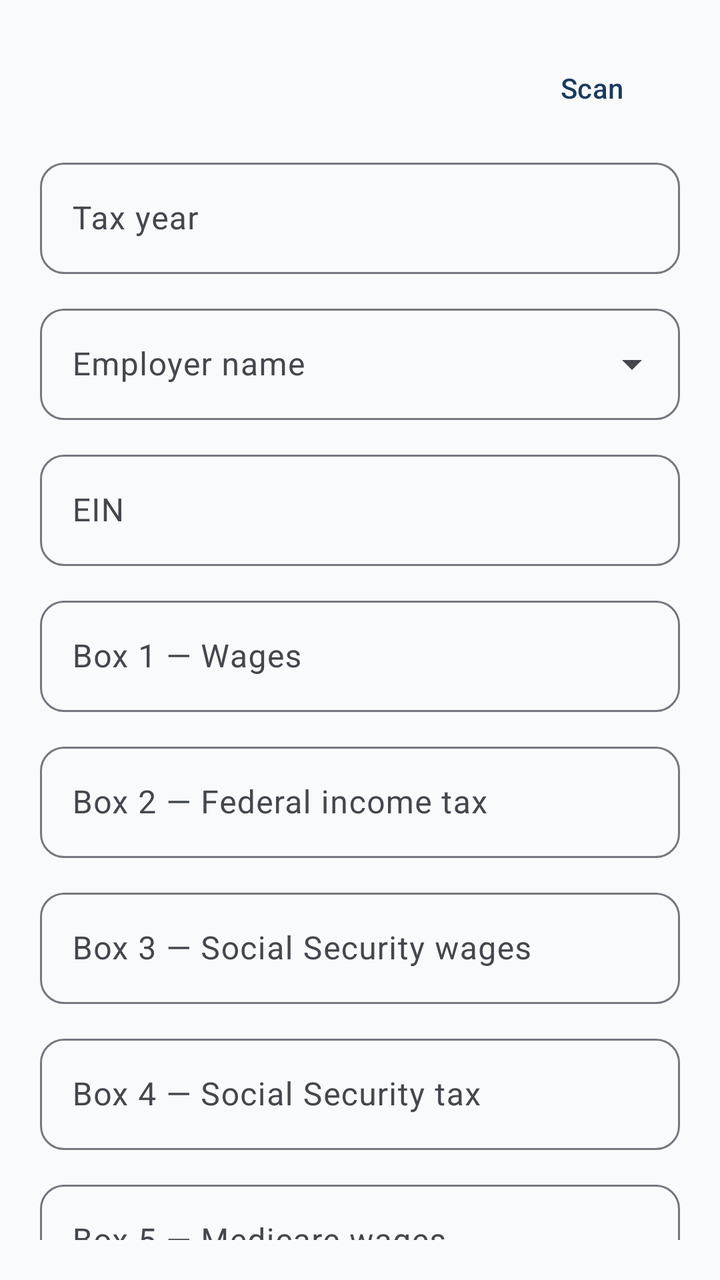
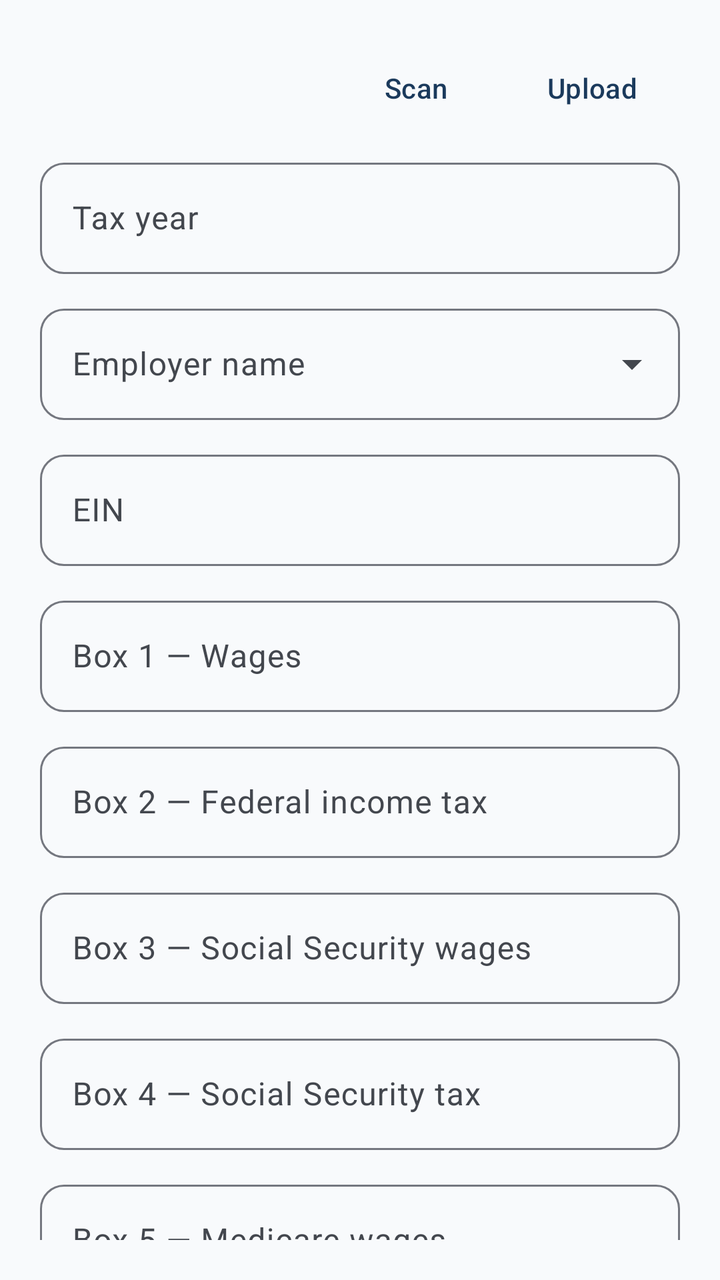

An Android layout rendered at two revisions. The XML below is the earlier revision; the diff shows what the commit changed to produce the second picture.
<!-- AndroidManifest.xml: application theme Theme.ImmigrantVault -->
<!-- res/layout/bottom_sheet_w2_form.xml -->
<?xml version="1.0" encoding="utf-8"?>
<androidx.core.widget.NestedScrollView xmlns:android="http://schemas.android.com/apk/res/android"
    android:layout_width="match_parent"
    android:layout_height="wrap_content"
    android:padding="@dimen/form_padding">

    <LinearLayout
        android:layout_width="match_parent"
        android:layout_height="wrap_content"
        android:orientation="vertical">

        <LinearLayout
            android:layout_width="match_parent"
            android:layout_height="wrap_content"
            android:gravity="center_vertical"
            android:orientation="horizontal">

            <TextView
                android:id="@+id/form_title"
                android:layout_width="0dp"
                android:layout_height="wrap_content"
                android:layout_weight="1"
                android:textAppearance="@style/TextAppearance.ImmigrantVault.FormTitle" />

            <com.google.android.material.button.MaterialButton
                android:id="@+id/btn_scan"
                style="@style/Widget.ImmigrantVault.Button.Text"
                android:layout_width="wrap_content"
                android:layout_height="wrap_content"
                android:text="@string/action_scan" />

        </LinearLayout>

        <ProgressBar
            android:id="@+id/scan_progress"
            style="?android:attr/progressBarStyleHorizontal"
            android:layout_width="match_parent"
            android:layout_height="wrap_content"
            android:layout_marginBottom="8dp"
            android:indeterminate="true"
            android:visibility="gone" />

        <com.google.android.material.textfield.TextInputLayout
            android:id="@+id/input_tax_year_layout"
            style="@style/Widget.ImmigrantVault.TextInputLayout"
            android:layout_width="match_parent"
            android:layout_height="wrap_content"
            android:layout_marginTop="8dp"
            android:hint="@string/label_tax_year">

            <com.google.android.material.textfield.TextInputEditText
                android:id="@+id/input_tax_year"
                android:layout_width="match_parent"
                android:layout_height="wrap_content"
                android:inputType="number"
                android:maxLength="4" />

        </com.google.android.material.textfield.TextInputLayout>

        <com.google.android.material.textfield.TextInputLayout
            android:id="@+id/input_employer_layout"
            style="@style/Widget.ImmigrantVault.TextInputLayout.ExposedDropdownMenu"
            android:layout_width="match_parent"
            android:layout_height="wrap_content"
            android:layout_marginTop="@dimen/form_field_spacing"
            android:hint="@string/label_employer_name">

            <AutoCompleteTextView
                android:id="@+id/input_employer"
                android:layout_width="match_parent"
                android:layout_height="wrap_content"
                android:inputType="none" />

        </com.google.android.material.textfield.TextInputLayout>

        <com.google.android.material.textfield.TextInputLayout
            android:id="@+id/input_ein_layout"
            style="@style/Widget.ImmigrantVault.TextInputLayout"
            android:layout_width="match_parent"
            android:layout_height="wrap_content"
            android:layout_marginTop="@dimen/form_field_spacing"
            android:hint="@string/label_ein">

            <com.google.android.material.textfield.TextInputEditText
                android:id="@+id/input_ein"
                android:layout_width="match_parent"
                android:layout_height="wrap_content" />

        </com.google.android.material.textfield.TextInputLayout>

        <com.google.android.material.textfield.TextInputLayout
            android:id="@+id/input_wages_layout"
            style="@style/Widget.ImmigrantVault.TextInputLayout"
            android:layout_width="match_parent"
            android:layout_height="wrap_content"
            android:layout_marginTop="@dimen/form_field_spacing"
            android:hint="@string/label_wages_box1">

            <com.google.android.material.textfield.TextInputEditText
                android:id="@+id/input_wages"
                android:layout_width="match_parent"
                android:layout_height="wrap_content"
                android:inputType="numberDecimal" />

        </com.google.android.material.textfield.TextInputLayout>

        <com.google.android.material.textfield.TextInputLayout
            android:id="@+id/input_federal_tax_layout"
            style="@style/Widget.ImmigrantVault.TextInputLayout"
            android:layout_width="match_parent"
            android:layout_height="wrap_content"
            android:layout_marginTop="@dimen/form_field_spacing"
            android:hint="@string/label_federal_tax_box2">

            <com.google.android.material.textfield.TextInputEditText
                android:id="@+id/input_federal_tax"
                android:layout_width="match_parent"
                android:layout_height="wrap_content"
                android:inputType="numberDecimal" />

        </com.google.android.material.textfield.TextInputLayout>

        <com.google.android.material.textfield.TextInputLayout
            android:id="@+id/input_ss_wages_layout"
            style="@style/Widget.ImmigrantVault.TextInputLayout"
            android:layout_width="match_parent"
            android:layout_height="wrap_content"
            android:layout_marginTop="@dimen/form_field_spacing"
            android:hint="@string/label_ss_wages_box3">

            <com.google.android.material.textfield.TextInputEditText
                android:id="@+id/input_ss_wages"
                android:layout_width="match_parent"
                android:layout_height="wrap_content"
                android:inputType="numberDecimal" />

        </com.google.android.material.textfield.TextInputLayout>

        <com.google.android.material.textfield.TextInputLayout
            android:id="@+id/input_ss_tax_layout"
            style="@style/Widget.ImmigrantVault.TextInputLayout"
            android:layout_width="match_parent"
            android:layout_height="wrap_content"
            android:layout_marginTop="@dimen/form_field_spacing"
            android:hint="@string/label_ss_tax_box4">

            <com.google.android.material.textfield.TextInputEditText
                android:id="@+id/input_ss_tax"
                android:layout_width="match_parent"
                android:layout_height="wrap_content"
                android:inputType="numberDecimal" />

        </com.google.android.material.textfield.TextInputLayout>

        <com.google.android.material.textfield.TextInputLayout
            android:id="@+id/input_medicare_wages_layout"
            style="@style/Widget.ImmigrantVault.TextInputLayout"
            android:layout_width="match_parent"
            android:layout_height="wrap_content"
            android:layout_marginTop="@dimen/form_field_spacing"
            android:hint="@string/label_medicare_wages_box5">

            <com.google.android.material.textfield.TextInputEditText
                android:id="@+id/input_medicare_wages"
                android:layout_width="match_parent"
                android:layout_height="wrap_content"
                android:inputType="numberDecimal" />

        </com.google.android.material.textfield.TextInputLayout>

        <com.google.android.material.textfield.TextInputLayout
            android:id="@+id/input_medicare_tax_layout"
            style="@style/Widget.ImmigrantVault.TextInputLayout"
            android:layout_width="match_parent"
            android:layout_height="wrap_content"
            android:layout_marginTop="@dimen/form_field_spacing"
            android:hint="@string/label_medicare_tax_box6">

            <com.google.android.material.textfield.TextInputEditText
                android:id="@+id/input_medicare_tax"
                android:layout_width="match_parent"
                android:layout_height="wrap_content"
                android:inputType="numberDecimal" />

        </com.google.android.material.textfield.TextInputLayout>

        <com.google.android.material.textfield.TextInputLayout
            android:id="@+id/input_box12a_code_layout"
            style="@style/Widget.ImmigrantVault.TextInputLayout"
            android:layout_width="match_parent"
            android:layout_height="wrap_content"
            android:layout_marginTop="@dimen/form_field_spacing"
            android:hint="@string/label_box12a_code">

            <com.google.android.material.textfield.TextInputEditText
                android:id="@+id/input_box12a_code"
                android:layout_width="match_parent"
                android:layout_height="wrap_content"
                android:inputType="textCapCharacters"
                android:maxLength="2" />

        </com.google.android.material.textfield.TextInputLayout>

        <com.google.android.material.textfield.TextInputLayout
            android:id="@+id/input_box12a_amount_layout"
            style="@style/Widget.ImmigrantVault.TextInputLayout"
            android:layout_width="match_parent"
            android:layout_height="wrap_content"
            android:layout_marginTop="@dimen/form_field_spacing"
            android:hint="@string/label_box12a_amount">

            <com.google.android.material.textfield.TextInputEditText
                android:id="@+id/input_box12a_amount"
                android:layout_width="match_parent"
                android:layout_height="wrap_content"
                android:inputType="numberDecimal" />

        </com.google.android.material.textfield.TextInputLayout>

        <com.google.android.material.textfield.TextInputLayout
            android:id="@+id/input_box12b_code_layout"
            style="@style/Widget.ImmigrantVault.TextInputLayout"
            android:layout_width="match_parent"
            android:layout_height="wrap_content"
            android:layout_marginTop="@dimen/form_field_spacing"
            android:hint="@string/label_box12b_code">

            <com.google.android.material.textfield.TextInputEditText
                android:id="@+id/input_box12b_code"
                android:layout_width="match_parent"
                android:layout_height="wrap_content"
                android:inputType="textCapCharacters"
                android:maxLength="2" />

        </com.google.android.material.textfield.TextInputLayout>

        <com.google.android.material.textfield.TextInputLayout
            android:id="@+id/input_box12b_amount_layout"
            style="@style/Widget.ImmigrantVault.TextInputLayout"
            android:layout_width="match_parent"
            android:layout_height="wrap_content"
            android:layout_marginTop="@dimen/form_field_spacing"
            android:hint="@string/label_box12b_amount">

            <com.google.android.material.textfield.TextInputEditText
                android:id="@+id/input_box12b_amount"
                android:layout_width="match_parent"
                android:layout_height="wrap_content"
                android:inputType="numberDecimal" />

        </com.google.android.material.textfield.TextInputLayout>

        <com.google.android.material.textfield.TextInputLayout
            android:id="@+id/input_box12c_code_layout"
            style="@style/Widget.ImmigrantVault.TextInputLayout"
            android:layout_width="match_parent"
            android:layout_height="wrap_content"
            android:layout_marginTop="@dimen/form_field_spacing"
            android:hint="@string/label_box12c_code">

            <com.google.android.material.textfield.TextInputEditText
                android:id="@+id/input_box12c_code"
                android:layout_width="match_parent"
                android:layout_height="wrap_content"
                android:inputType="textCapCharacters"
                android:maxLength="2" />

        </com.google.android.material.textfield.TextInputLayout>

        <com.google.android.material.textfield.TextInputLayout
            android:id="@+id/input_box12c_amount_layout"
            style="@style/Widget.ImmigrantVault.TextInputLayout"
            android:layout_width="match_parent"
            android:layout_height="wrap_content"
            android:layout_marginTop="@dimen/form_field_spacing"
            android:hint="@string/label_box12c_amount">

            <com.google.android.material.textfield.TextInputEditText
                android:id="@+id/input_box12c_amount"
                android:layout_width="match_parent"
                android:layout_height="wrap_content"
                android:inputType="numberDecimal" />

        </com.google.android.material.textfield.TextInputLayout>

        <com.google.android.material.textfield.TextInputLayout
            android:id="@+id/input_box12d_code_layout"
            style="@style/Widget.ImmigrantVault.TextInputLayout"
            android:layout_width="match_parent"
            android:layout_height="wrap_content"
            android:layout_marginTop="@dimen/form_field_spacing"
            android:hint="@string/label_box12d_code">

            <com.google.android.material.textfield.TextInputEditText
                android:id="@+id/input_box12d_code"
                android:layout_width="match_parent"
                android:layout_height="wrap_content"
                android:inputType="textCapCharacters"
                android:maxLength="2" />

        </com.google.android.material.textfield.TextInputLayout>

        <com.google.android.material.textfield.TextInputLayout
            android:id="@+id/input_box12d_amount_layout"
            style="@style/Widget.ImmigrantVault.TextInputLayout"
            android:layout_width="match_parent"
            android:layout_height="wrap_content"
            android:layout_marginTop="@dimen/form_field_spacing"
            android:hint="@string/label_box12d_amount">

            <com.google.android.material.textfield.TextInputEditText
                android:id="@+id/input_box12d_amount"
                android:layout_width="match_parent"
                android:layout_height="wrap_content"
                android:inputType="numberDecimal" />

        </com.google.android.material.textfield.TextInputLayout>

        <com.google.android.material.textfield.TextInputLayout
            android:id="@+id/input_box14_layout"
            style="@style/Widget.ImmigrantVault.TextInputLayout"
            android:layout_width="match_parent"
            android:layout_height="wrap_content"
            android:layout_marginTop="@dimen/form_field_spacing"
            android:hint="@string/label_box14">

            <com.google.android.material.textfield.TextInputEditText
                android:id="@+id/input_box14"
                android:layout_width="match_parent"
                android:layout_height="wrap_content"
                android:inputType="textMultiLine"
                android:minLines="2" />

        </com.google.android.material.textfield.TextInputLayout>

        <com.google.android.material.textfield.TextInputLayout
            android:id="@+id/input_state_layout"
            style="@style/Widget.ImmigrantVault.TextInputLayout"
            android:layout_width="match_parent"
            android:layout_height="wrap_content"
            android:layout_marginTop="@dimen/form_field_spacing"
            android:hint="@string/label_state_box15">

            <com.google.android.material.textfield.TextInputEditText
                android:id="@+id/input_state"
                android:layout_width="match_parent"
                android:layout_height="wrap_content"
                android:inputType="textCapCharacters"
                android:maxLength="2" />

        </com.google.android.material.textfield.TextInputLayout>

        <com.google.android.material.textfield.TextInputLayout
            android:id="@+id/input_state_wages_layout"
            style="@style/Widget.ImmigrantVault.TextInputLayout"
            android:layout_width="match_parent"
            android:layout_height="wrap_content"
            android:layout_marginTop="@dimen/form_field_spacing"
            android:hint="@string/label_state_wages_box16">

            <com.google.android.material.textfield.TextInputEditText
                android:id="@+id/input_state_wages"
                android:layout_width="match_parent"
                android:layout_height="wrap_content"
                android:inputType="numberDecimal" />

        </com.google.android.material.textfield.TextInputLayout>

        <com.google.android.material.textfield.TextInputLayout
            android:id="@+id/input_state_tax_layout"
            style="@style/Widget.ImmigrantVault.TextInputLayout"
            android:layout_width="match_parent"
            android:layout_height="wrap_content"
            android:layout_marginTop="@dimen/form_field_spacing"
            android:hint="@string/label_state_tax_box17">

            <com.google.android.material.textfield.TextInputEditText
                android:id="@+id/input_state_tax"
                android:layout_width="match_parent"
                android:layout_height="wrap_content"
                android:inputType="numberDecimal" />

        </com.google.android.material.textfield.TextInputLayout>

        <com.google.android.material.textfield.TextInputLayout
            android:id="@+id/input_notes_layout"
            style="@style/Widget.ImmigrantVault.TextInputLayout"
            android:layout_width="match_parent"
            android:layout_height="wrap_content"
            android:layout_marginTop="@dimen/form_field_spacing"
            android:hint="@string/label_notes">

            <com.google.android.material.textfield.TextInputEditText
                android:id="@+id/input_notes"
                android:layout_width="match_parent"
                android:layout_height="wrap_content"
                android:inputType="textMultiLine"
                android:minLines="2" />

        </com.google.android.material.textfield.TextInputLayout>

        <LinearLayout
            android:layout_width="match_parent"
            android:layout_height="wrap_content"
            android:layout_marginTop="16dp"
            android:gravity="end"
            android:orientation="horizontal">

            <com.google.android.material.button.MaterialButton
                android:id="@+id/btn_delete"
                style="@style/Widget.ImmigrantVault.Button.Text"
                android:layout_width="wrap_content"
                android:layout_height="wrap_content"
                android:text="@string/action_delete"
                android:textColor="?attr/colorError"
                android:visibility="gone" />

            <View
                android:layout_width="0dp"
                android:layout_height="0dp"
                android:layout_weight="1" />

            <com.google.android.material.button.MaterialButton
                android:id="@+id/btn_cancel"
                style="@style/Widget.ImmigrantVault.Button.Text"
                android:layout_width="wrap_content"
                android:layout_height="wrap_content"
                android:text="@string/action_cancel" />

            <com.google.android.material.button.MaterialButton
                android:id="@+id/btn_save"
                android:layout_width="wrap_content"
                android:layout_height="wrap_content"
                android:layout_marginStart="8dp"
                android:text="@string/action_save" />

        </LinearLayout>

    </LinearLayout>

</androidx.core.widget.NestedScrollView>
<!-- resources referenced by this layout -->
<resources>
  <dimen name="form_field_spacing">12dp</dimen>
  <dimen name="form_padding">20dp</dimen>
  <string name="action_cancel">Cancel</string>
  <string name="action_delete">Delete</string>
  <string name="action_save">Save</string>
  <string name="action_scan">Scan</string>
  <string name="label_box12a_amount">Box 12a amount</string>
  <string name="label_box12a_code">Box 12a code</string>
  <string name="label_box12b_amount">Box 12b amount</string>
  <string name="label_box12b_code">Box 12b code</string>
  <string name="label_box12c_amount">Box 12c amount</string>
  <string name="label_box12c_code">Box 12c code</string>
  <string name="label_box12d_amount">Box 12d amount</string>
  <string name="label_box12d_code">Box 12d code</string>
  <string name="label_box14">Box 14 — Other</string>
  <string name="label_ein">EIN</string>
  <string name="label_employer_name">Employer name</string>
  <string name="label_federal_tax_box2">Box 2 — Federal income tax</string>
  <string name="label_medicare_tax_box6">Box 6 — Medicare tax</string>
  <string name="label_medicare_wages_box5">Box 5 — Medicare wages</string>
  <string name="label_notes">Notes</string>
  <string name="label_ss_tax_box4">Box 4 — Social Security tax</string>
  <string name="label_ss_wages_box3">Box 3 — Social Security wages</string>
  <string name="label_state_box15">Box 15 — State</string>
  <string name="label_state_tax_box17">Box 17 — State income tax</string>
  <string name="label_state_wages_box16">Box 16 — State wages</string>
  <string name="label_tax_year">Tax year</string>
  <string name="label_wages_box1">Box 1 — Wages</string>
  <style name="TextAppearance.ImmigrantVault.FormTitle" parent="TextAppearance.Material3.TitleLarge">
          <item name="android:textColor">?attr/colorOnSurface</item>
          <item name="android:letterSpacing">0</item>
      </style>
  <style name="Theme.ImmigrantVault" parent="Base.Theme.ImmigrantVault" />
  <style name="ShapeAppearance.ImmigrantVault.SmallComponent" parent="ShapeAppearance.Material3.SmallComponent">
          <item name="cornerFamily">rounded</item>
          <item name="cornerSize">@dimen/corner_small</item>
      </style>
  <dimen name="corner_small">12dp</dimen>
  <color name="md_theme_primary">#1B3A5C</color>
  <color name="md_theme_on_primary">#FFFFFF</color>
  <color name="md_theme_primary_container">#D4E3F3</color>
  <color name="md_theme_on_primary_container">#0A1F33</color>
  <color name="md_theme_secondary">#2A9D8F</color>
  <color name="md_theme_on_secondary">#FFFFFF</color>
  <color name="md_theme_secondary_container">#B8E8E0</color>
  <color name="md_theme_on_secondary_container">#0A3D36</color>
  <color name="md_theme_tertiary">#E9C46A</color>
  <color name="md_theme_on_tertiary">#3D2F00</color>
  <color name="md_theme_tertiary_container">#FFF0C2</color>
  <color name="md_theme_on_tertiary_container">#4A3800</color>
  <color name="md_theme_error">#BA1A1A</color>
  <color name="md_theme_on_error">#FFFFFF</color>
  <color name="md_theme_error_container">#FFDAD6</color>
  <color name="md_theme_on_error_container">#410002</color>
  <color name="md_theme_background">#F8FAFC</color>
  <color name="md_theme_on_background">#1A1C1E</color>
  <color name="md_theme_surface">#FFFFFF</color>
  <color name="md_theme_on_surface">#1A1C1E</color>
  <color name="md_theme_surface_variant">#E8EEF4</color>
  <color name="md_theme_on_surface_variant">#43474E</color>
  <color name="md_theme_outline">#74777F</color>
  <color name="md_theme_outline_variant">#C4C7CF</color>
  <style name="ThemeOverlay.ImmigrantVault.BottomSheetDialog" parent="ThemeOverlay.Material3.BottomSheetDialog">
          <item name="bottomSheetStyle">@style/Widget.ImmigrantVault.BottomSheet</item>
      </style>
  <dimen name="corner_medium">16dp</dimen>
  <dimen name="corner_extra_large">28dp</dimen>
  <dimen name="corner_large">20dp</dimen>
  <dimen name="elevation_card">2dp</dimen>
  <!-- unchanged entries left out for length: 11 -->
</resources>

<!-- the commit's change to res/layout/bottom_sheet_w2_form.xml (unified diff, before → after) -->
@@ -29,6 +29,13 @@
                 android:layout_height="wrap_content"
                 android:text="@string/action_scan" />
 
+            <com.google.android.material.button.MaterialButton
+                android:id="@+id/btn_upload"
+                style="@style/Widget.ImmigrantVault.Button.Text"
+                android:layout_width="wrap_content"
+                android:layout_height="wrap_content"
+                android:text="@string/action_upload" />
+
         </LinearLayout>
 
         <ProgressBar
<!-- resource entries referenced after the edit -->
@@ -6,6 +6,7 @@
   <string name="action_delete">Delete</string>
   <string name="action_save">Save</string>
   <string name="action_scan">Scan</string>
+  <string name="action_upload">Upload</string>
   <string name="label_box12a_amount">Box 12a amount</string>
   <string name="label_box12a_code">Box 12a code</string>
   <string name="label_box12b_amount">Box 12b amount</string>
